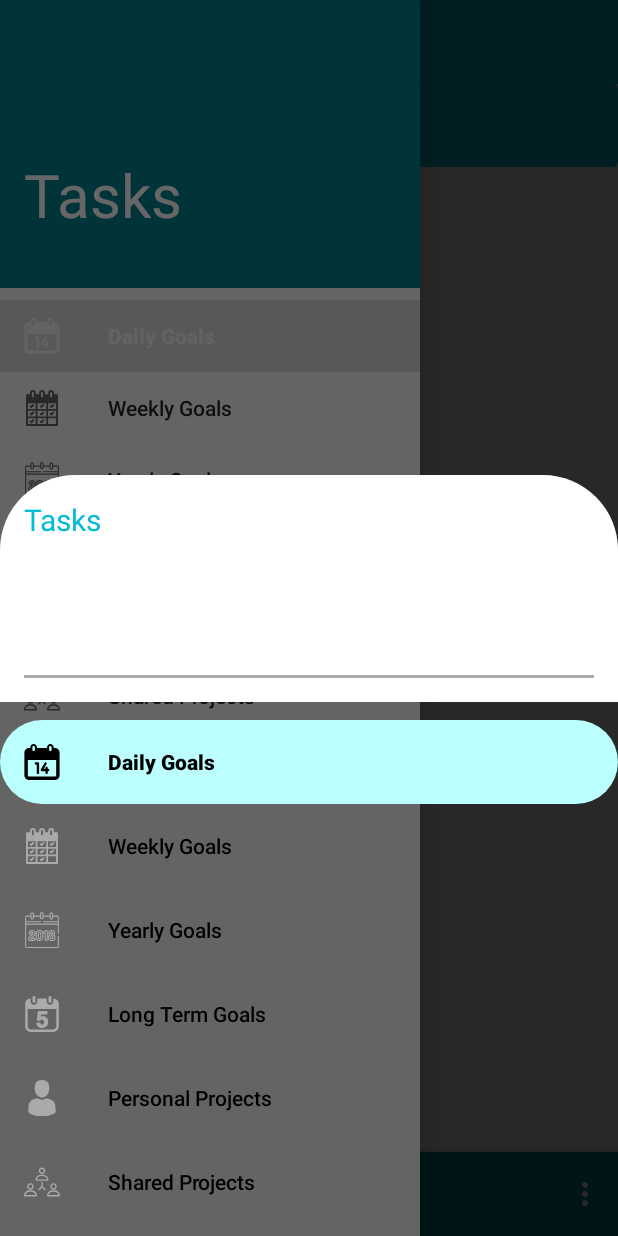
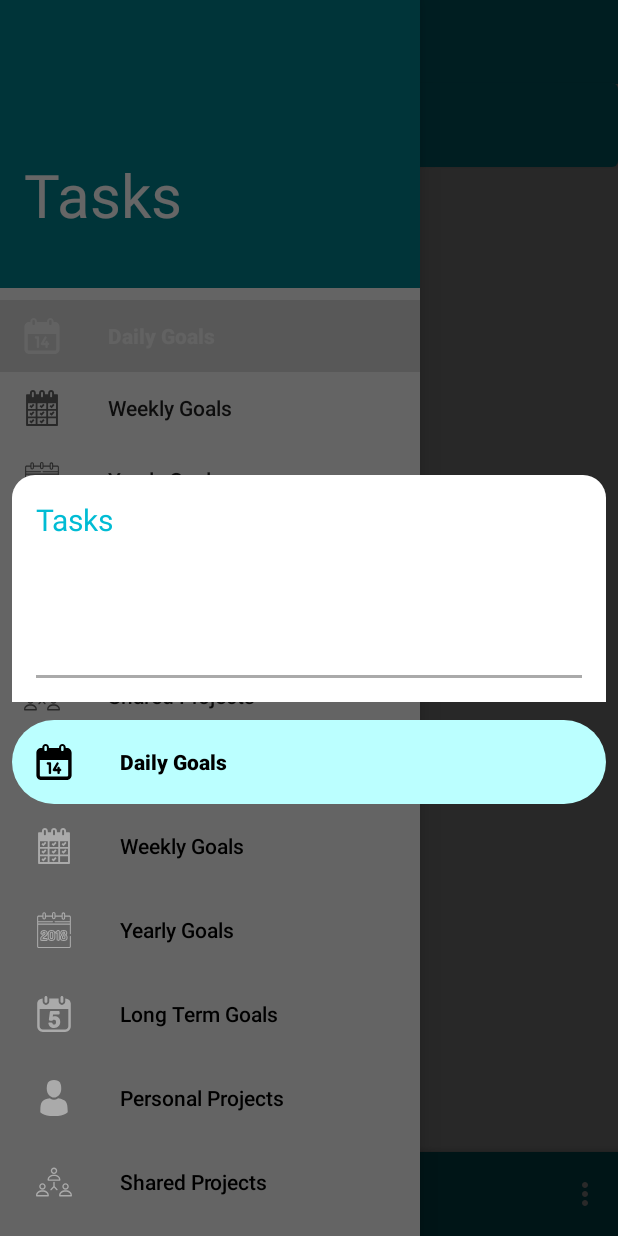
Before and after one commit to Tapszvidzwa/ProgressTracker, an Android app: the fragment BottomNavigationDrawerFragment placed in its activity, with the side drawer open, on a phone screen of 412 x 824 dp. Run offline under Robolectric (Android 15) with nearby library versions, the phone set to English and light mode, and no system bars; our stand-ins replace Firebase (no records; nobody signed in at launch, a user with empty details on screens opened directly); libraries missing offline, so code that uses them is left out: cn.pedant, es.dmoral.toasty.

Commit message:
fixed margin issue for bottom sheet

```diff
--- a/app/build.gradle
+++ b/app/build.gradle
@@ -6,8 +6,8 @@ android {
         applicationId "com.myprojects.tapiwa.todoapp"
         minSdkVersion 19
         targetSdkVersion 28
-        versionCode 10
-        versionName "1.9"
+        versionCode 11
+        versionName "2.0"
         testInstrumentationRunner "androidx.test.runner.AndroidJUnitRunner"
         vectorDrawables.useSupportLibrary = true
     }
--- a/app/src/main/res/drawable/bottom_nav_header.xml
+++ b/app/src/main/res/drawable/bottom_nav_header.xml
@@ -2,6 +2,5 @@
 <shape xmlns:android="http://schemas.android.com/apk/res/android"
     android:shape="rectangle">
     <solid android:color="#FFF"/>
-    <corners android:topLeftRadius="50dp" android:topRightRadius="50dp"/>
-    <padding android:left="0dp" android:top="0dp" android:right="0dp" android:bottom="0dp"/>
+    <corners android:topLeftRadius="15dp" android:topRightRadius="15dp" />
 </shape>
--- a/app/src/main/res/drawable/item_background.xml
+++ /dev/null
@@ -1,5 +0,0 @@
-<?xml version="1.0" encoding="utf-8"?>
-<selector xmlns:android="http://schemas.android.com/apk/res/android">
-    <item android:drawable="@drawable/highlighted_tab" android:state_checked="true"></item>
-    <item android:drawable="@android:color/white"></item>
-</selector>
--- a/app/src/main/res/drawable/item_highlight.xml
+++ b/app/src/main/res/drawable/item_highlight.xml
@@ -1,5 +1,5 @@
 <?xml version="1.0" encoding="utf-8"?>
 <selector xmlns:android="http://schemas.android.com/apk/res/android">
     <item android:drawable="@drawable/highlighted_tab" android:state_checked="true"></item>
-    <item android:drawable="@android:color/transparent"></item>
+    <item android:drawable="@android:color/white"></item>
 </selector>
--- a/app/src/main/res/layout/fragment_bottom_nav_drawer.xml
+++ b/app/src/main/res/layout/fragment_bottom_nav_drawer.xml
@@ -11,6 +11,8 @@
         android:id="@+id/navigation_view"
         android:layout_width="match_parent"
         android:layout_height="wrap_content"
+        android:layout_marginLeft="8dp"
+        android:layout_marginRight="8dp"
         android:layout_gravity="bottom"
         android:layout_marginTop="4dp"
         android:theme="@style/Widget.Design.BottomNavigationView"
--- a/app/src/main/res/menu/personal_project_menu.xml
+++ b/app/src/main/res/menu/personal_project_menu.xml
@@ -6,6 +6,6 @@
             android:title="Delete Task" />
         <item
             android:id="@+id/rename_task"
-            android:title="Rename Project" />
+            android:title="Rename Task" />
     </group>
 </menu>
```
Also changed, not shown: 1 other file.
